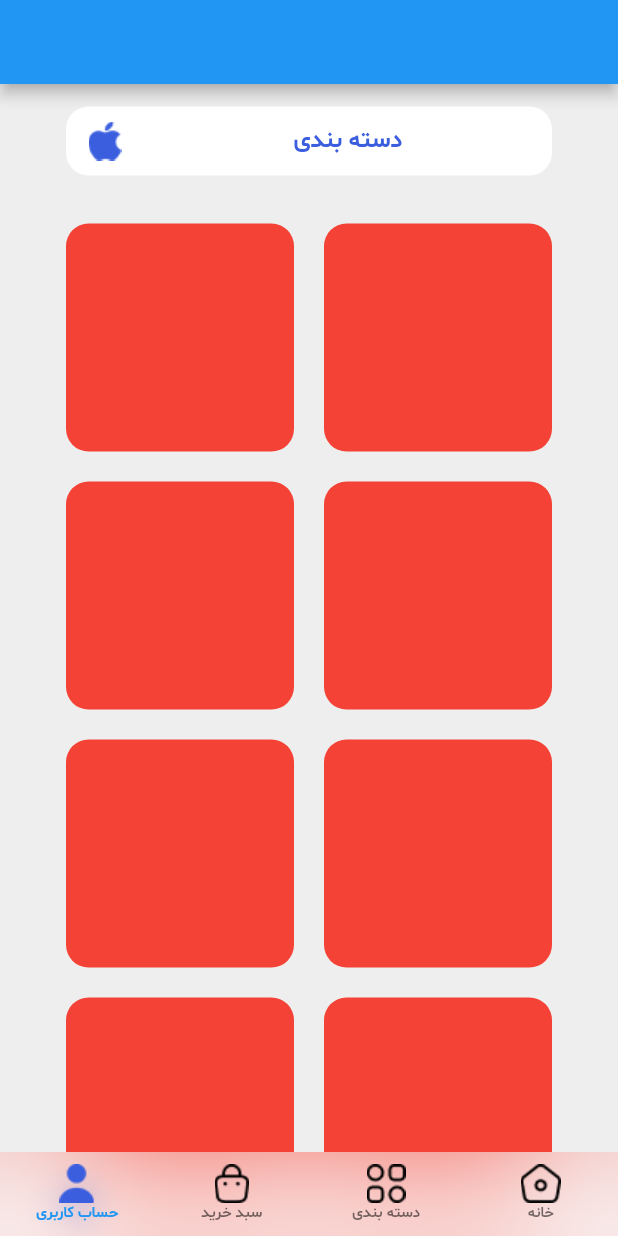
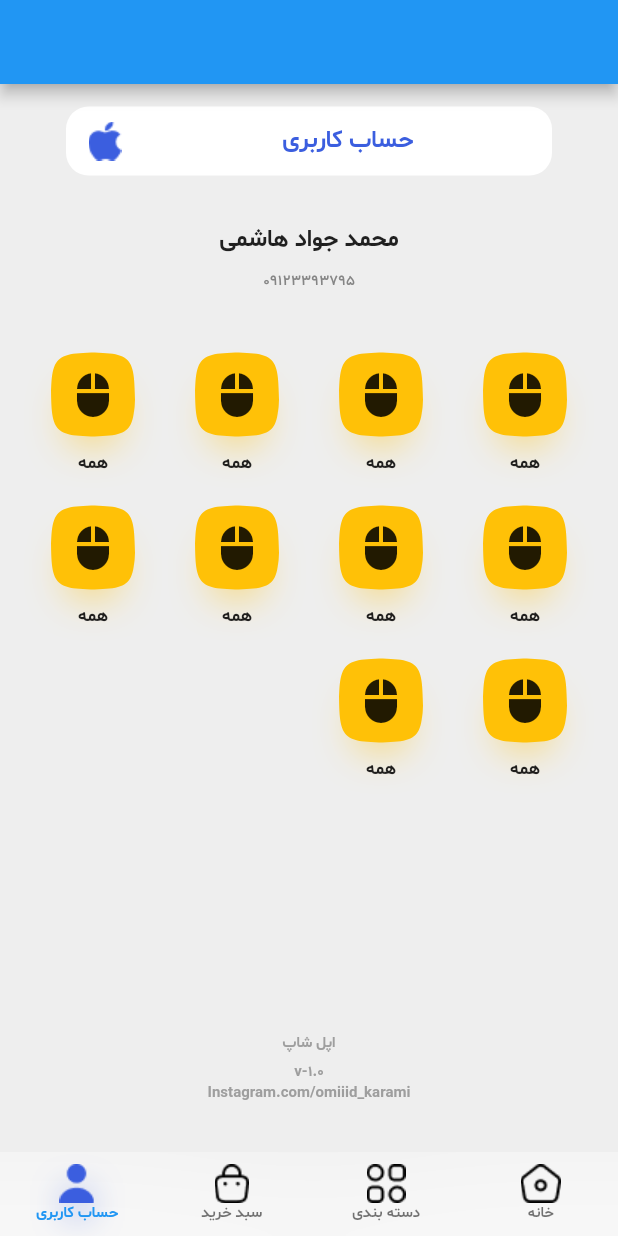
Before and after one commit to omidkarami77/shop_, a Flutter app: the screen it shows after launch, on a phone screen of 412 x 824 dp. Run offline on Flutter 3.47's test engine with Material 2 defaults, Android fonts, the phone set to English and light mode, and no system bars; our stand-ins replace smooth_page_indicator.

Commit message:
design profile screen

```diff
--- a/lib/main.dart
+++ b/lib/main.dart
@@ -5,6 +5,7 @@ import 'package:shop_/constants/colors.dart';
 import 'package:shop_/screens/category_screen.dart';
 import 'package:shop_/screens/home_screen.dart';
 import 'package:shop_/screens/product_list_screen.dart';
+import 'package:shop_/screens/profile_screen.dart';
 
 void main() {
   runApp(const MyApp());
@@ -127,7 +128,7 @@ class _MyAppState extends State<MyApp> {
 
 List<Widget> getScreen() {
   return <Widget>[
-    CategoryScreen(),
+    ProfileScreen(),
     ProductListScreen(),
     CategoryScreen(),
     HomeScreen(),
--- a/lib/screens/home_screen.dart
+++ b/lib/screens/home_screen.dart
@@ -1,6 +1,7 @@
 import 'package:flutter/material.dart';
 import 'package:shop_/constants/colors.dart';
 import 'package:shop_/widgets/banner_slider.dart';
+import 'package:shop_/widgets/category_icon_item_chip.dart';
 import 'package:shop_/widgets/product_item.dart';
 
 class HomeScreen extends StatelessWidget {
@@ -92,7 +93,7 @@ class HomeScreen extends StatelessWidget {
                       scrollDirection: Axis.horizontal,
                       itemCount: 20,
                       itemBuilder: (context, index) {
-                        return const CategoryHorizontalItemLIst();
+                        return const CategoryItemChip();
                       },
                     ),
                   ),
@@ -185,53 +186,3 @@ class HomeScreen extends StatelessWidget {
     );
   }
 }
-
-class CategoryHorizontalItemLIst extends StatelessWidget {
-  const CategoryHorizontalItemLIst({
-    super.key,
-  });
-
-  @override
-  Widget build(BuildContext context) {
-    return Padding(
-      padding: const EdgeInsets.only(left: 20),
-      child: Column(
-        children: [
-          Stack(
-            alignment: AlignmentDirectional.center,
-            children: [
-              Container(
-                width: 56,
-                height: 56,
-                decoration: ShapeDecoration(
-                  color: Colors.amber,
-                  shadows: const [
-                    BoxShadow(
-                        color: Colors.amber,
-                        blurRadius: 25,
-                        spreadRadius: -15,
-                        offset: Offset(0.0, 16)),
-                  ],
-                  shape: ContinuousRectangleBorder(
-                    borderRadius: BorderRadius.circular(40),
-                  ),
-                ),
-              ),
-              const Icon(
-                Icons.mouse,
-                size: 32,
-              ),
-            ],
-          ),
-          const SizedBox(
-            height: 10,
-          ),
-          const Text(
-            "همه",
-            style: TextStyle(fontFamily: 'SB', fontSize: 12),
-          )
-        ],
-      ),
-    );
-  }
-}
--- /dev/null
+++ b/lib/screens/profile_screen.dart
@@ -0,0 +1,120 @@
+import 'package:flutter/material.dart';
+import 'package:shop_/constants/colors.dart';
+import 'package:shop_/widgets/category_icon_item_chip.dart';
+
+class ProfileScreen extends StatelessWidget {
+  const ProfileScreen({super.key});
+
+  @override
+  Widget build(BuildContext context) {
+    return Scaffold(
+      backgroundColor: ColorApp.backgroundScreenColor,
+      body: SafeArea(
+        child: Column(
+          children: [
+            Padding(
+              padding: const EdgeInsets.only(
+                  left: 44, right: 44, bottom: 32, top: 15),
+              child: Container(
+                decoration: const BoxDecoration(
+                  color: Colors.white,
+                  borderRadius: BorderRadius.all(
+                    Radius.circular(15),
+                  ),
+                ),
+                height: 46,
+                child: Row(
+                  children: [
+                    Padding(
+                      padding: const EdgeInsets.only(left: 15),
+                      child: Image.asset("assets/images/icon_apple_blue.png"),
+                    ),
+                    const SizedBox(
+                      width: 15,
+                    ),
+                    const Expanded(
+                      child: Text(
+                        "حساب کاربری",
+                        textAlign: TextAlign.center,
+                        style: TextStyle(
+                            fontFamily: "SB",
+                            fontSize: 16,
+                            color: ColorApp.blue),
+                      ),
+                    ),
+                  ],
+                ),
+              ),
+            ),
+            const Padding(
+              padding: EdgeInsets.only(left: 110, right: 110),
+              child: Text(
+                "محمد جواد هاشمی",
+                style: TextStyle(fontSize: 16, fontFamily: "SB"),
+              ),
+            ),
+            const Padding(
+              padding:
+                  EdgeInsets.only(left: 110, right: 110, bottom: 40, top: 10),
+              child: Text(
+                "09123393795",
+                style: TextStyle(
+                    fontSize: 10, fontFamily: "SM", color: ColorApp.grey),
+              ),
+            ),
+            const Directionality(
+              textDirection: TextDirection.rtl,
+              child: Wrap(
+                spacing: 20,
+                runSpacing: 20,
+                children: [
+                  CategoryItemChip(),
+                  CategoryItemChip(),
+                  CategoryItemChip(),
+                  CategoryItemChip(),
+                  CategoryItemChip(),
+                  CategoryItemChip(),
+                  CategoryItemChip(),
+                  CategoryItemChip(),
+                  CategoryItemChip(),
+                  CategoryItemChip(),
+                ],
+              ),
+            ),
+            Spacer(),
+            const Text(
+              "اپل شاپ",
+              style: TextStyle(
+                fontSize: 10,
+                fontFamily: "SB",
+                color: Colors.grey,
+              ),
+            ),
+            const SizedBox(
+              height: 5,
+            ),
+            const Text(
+              "v-1.0",
+              style: TextStyle(
+                fontSize: 10,
+                fontFamily: "SB",
+                color: Colors.grey,
+              ),
+            ),
+            const Text(
+              "Instagram.com/omiiid_karami",
+              style: TextStyle(
+                fontSize: 10,
+                fontFamily: "SB",
+                color: Colors.grey,
+              ),
+            ),
+            SizedBox(
+              height: 32,
+            )
+          ],
+        ),
+      ),
+    );
+  }
+}
--- /dev/null
+++ b/lib/widgets/category_icon_item_chip.dart
@@ -0,0 +1,51 @@
+import 'package:flutter/material.dart';
+
+class CategoryItemChip extends StatelessWidget {
+  const CategoryItemChip({
+    super.key,
+  });
+
+  @override
+  Widget build(BuildContext context) {
+    return Padding(
+      padding: const EdgeInsets.only(left: 10, right: 10),
+      child: Column(
+        children: [
+          Stack(
+            alignment: AlignmentDirectional.center,
+            children: [
+              Container(
+                width: 56,
+                height: 56,
+                decoration: ShapeDecoration(
+                  color: Colors.amber,
+                  shadows: const [
+                    BoxShadow(
+                        color: Colors.amber,
+                        blurRadius: 25,
+                        spreadRadius: -15,
+                        offset: Offset(0.0, 16)),
+                  ],
+                  shape: ContinuousRectangleBorder(
+                    borderRadius: BorderRadius.circular(40),
+                  ),
+                ),
+              ),
+              const Icon(
+                Icons.mouse,
+                size: 32,
+              ),
+            ],
+          ),
+          const SizedBox(
+            height: 10,
+          ),
+          const Text(
+            "همه",
+            style: TextStyle(fontFamily: 'SB', fontSize: 12),
+          )
+        ],
+      ),
+    );
+  }
+}
```
